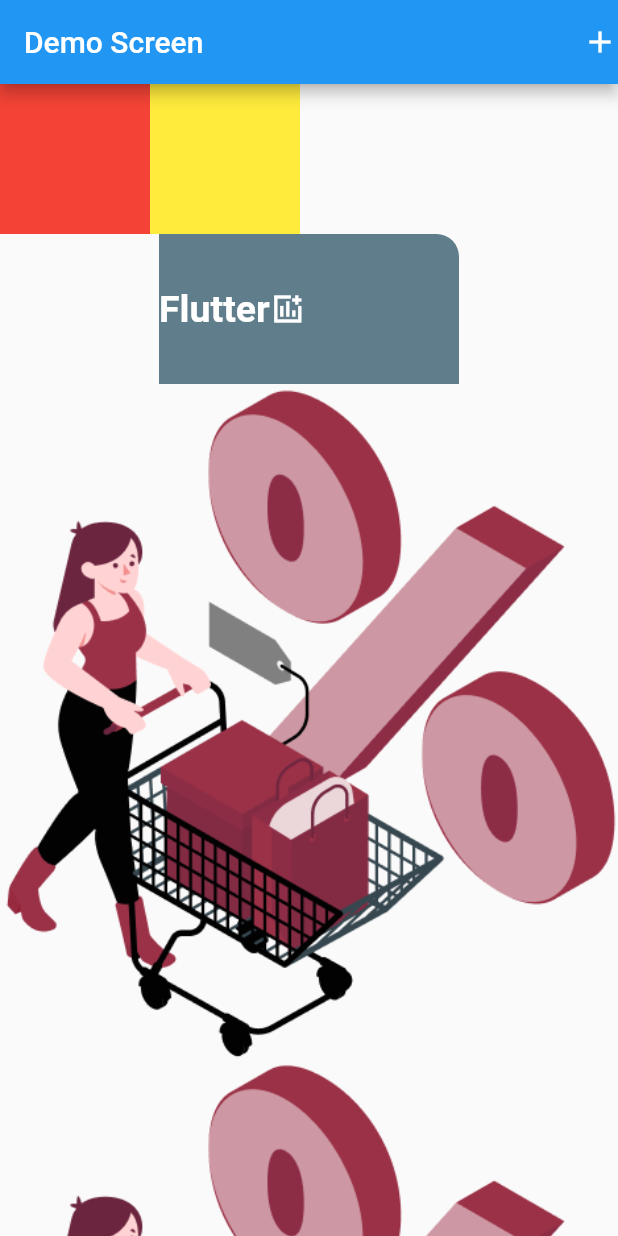
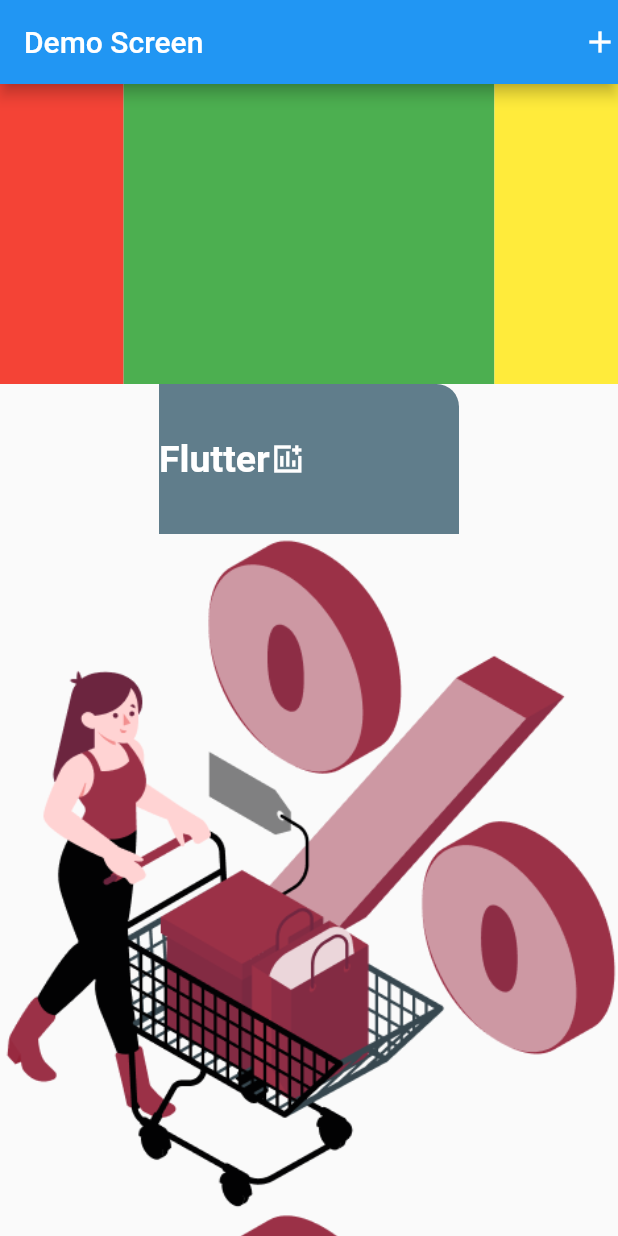
Before and after one commit to Sprajapati123/Batch33B, a Flutter app: the screen it shows after launch, on a phone screen of 412 x 824 dp. Run offline on Flutter 3.47's test engine with Material 2 defaults, Android fonts, the phone set to English and light mode, and no system bars.

Commit message:
expanded

```diff
--- a/lib/main.dart
+++ b/lib/main.dart
@@ -32,22 +32,61 @@ class _DemoScreenState extends State<DemoScreen> {
         body: SingleChildScrollView(
           child: Column(
             children: [
-
               Row(
                 children: [
-                  Container(
+                  Expanded(
+                    flex: 1,
+                    child: Container(
                       height: 100,
                       width: 100,
                       color: Colors.red,
                     ),
-
-                  Container(
+                  ),
+                  Expanded(
+                    flex: 3,
+                    child: Container(
+                      height: 100,
+                      width: 100,
+                      color: Colors.green,
+                    ),
+                  ),
+                  Expanded(
+                    child: Container(
                       height: 100,
                       width: 100,
                       color: Colors.yellow,
                     ),
+                  ),
                 ],
               ),
+              Row(
+                children: [
+                  Expanded(
+                    flex: 1,
+                    child: Container(
+                      height: 100,
+                      width: 100,
+                      color: Colors.red,
+                    ),
+                  ),
+                  Expanded(
+                    flex: 3,
+                    child: Container(
+                      height: 100,
+                      width: 100,
+                      color: Colors.green,
+                    ),
+                  ),
+                  Expanded(
+                    child: Container(
+                      height: 100,
+                      width: 100,
+                      color: Colors.yellow,
+                    ),
+                  ),
+                ],
+              ),
+
               Container(
                 height: 100,
                 width: 200,
```
Lines whose indentation alone changed are shown as unchanged.
